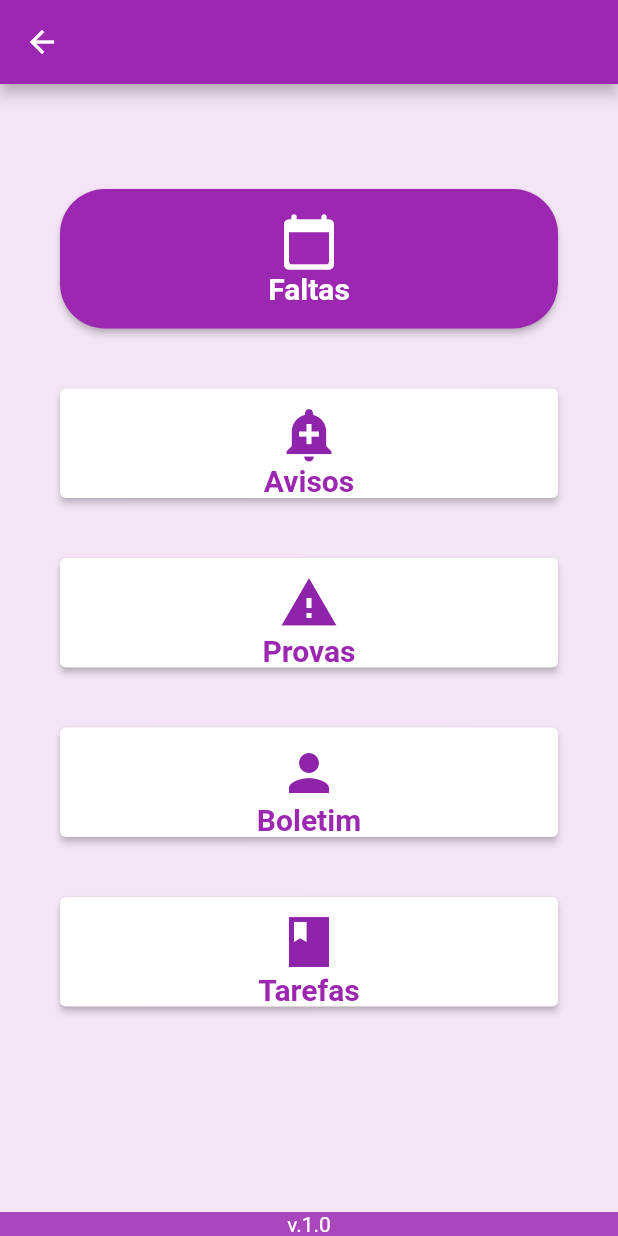
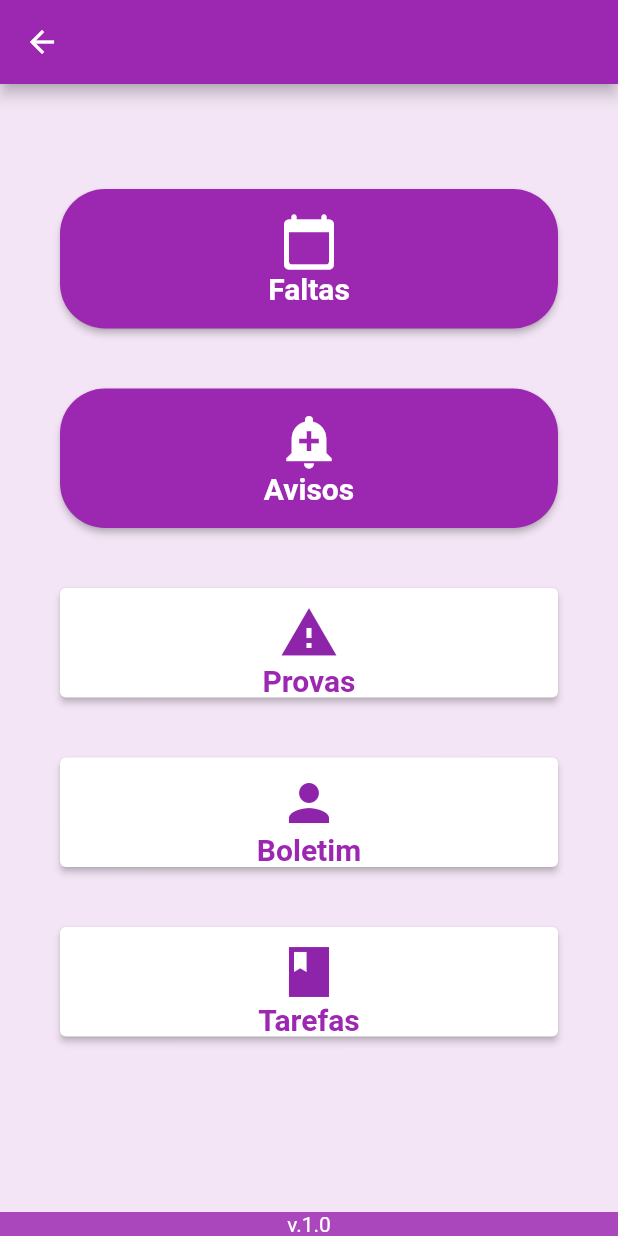
Before and after one commit to Davi-Nascimento15/Educacao-Inteligente-Mobile, a Flutter app: the Aluno screen opened directly with empty values, on a phone screen of 412 x 824 dp. Run offline on Flutter 3.47's test engine with Material 2 defaults, Android fonts, the phone set to English and light mode, and no system bars; our stand-ins replace flutter_local_notifications, table_calendar; accounts and stored records are empty; network calls fail.

Commit message:
Update aluno.dart

```diff
--- a/Educacao_Inteligente_Mobile/educacao_inteligente_mobile/lib/screens/aluno.dart
+++ b/Educacao_Inteligente_Mobile/educacao_inteligente_mobile/lib/screens/aluno.dart
@@ -71,7 +71,12 @@ class _AlunoState extends State<Aluno> {
               const Padding(padding: EdgeInsets.all(20)),
               ElevatedButton(
                 style: ElevatedButton.styleFrom(
-                    primary: Colors.white, onPrimary: Colors.purple[50]),
+                  primary: Colors.purple,
+                  onPrimary: Colors.purple[50],
+                  shape: RoundedRectangleBorder(
+                    borderRadius: BorderRadius.circular(30.0),
+                  ),
+                ),
                 onPressed: () {
                   Navigator.push(
                     context,
@@ -83,19 +88,19 @@ class _AlunoState extends State<Aluno> {
                   );
                 },
                 child: Padding(
-                  padding: const EdgeInsets.fromLTRB(0, 10, 0, 0),
+                  padding: const EdgeInsets.fromLTRB(0, 15, 0, 15),
                   child: Column(
-                    children: [
+                    children: const [
                       Icon(
                         Icons.add_alert,
                         size: 40,
-                        color: Colors.purple[600],
+                        color: Colors.white,
                       ),
-                      const Text(
+                      Text(
                         "Avisos",
                         style: TextStyle(
                           fontSize: 20,
-                          color: Colors.purple,
+                          color: Colors.white,
                           fontWeight: FontWeight.bold,
                           // fontFamily: 'Ms Madi')
                         ),
```
